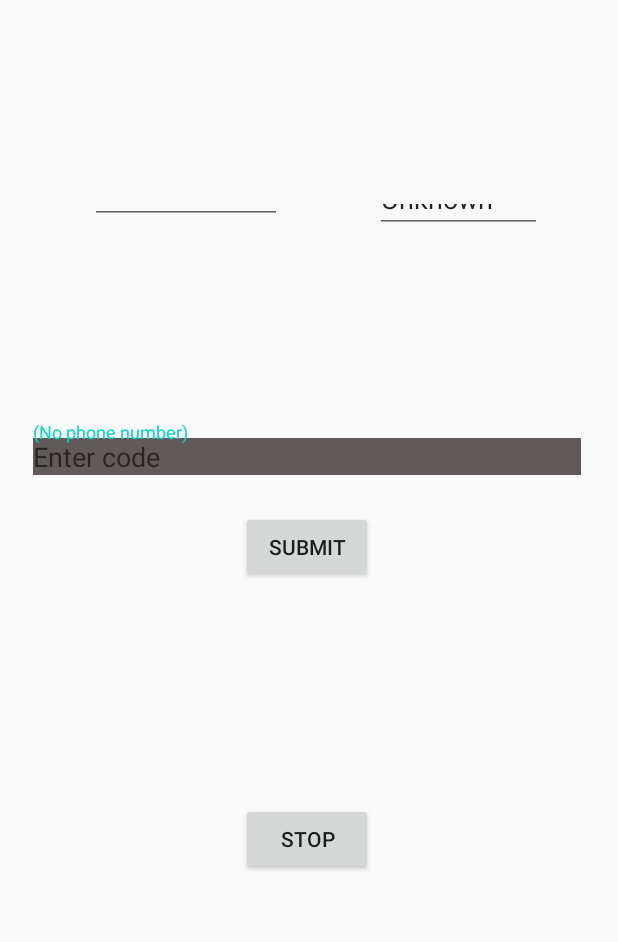
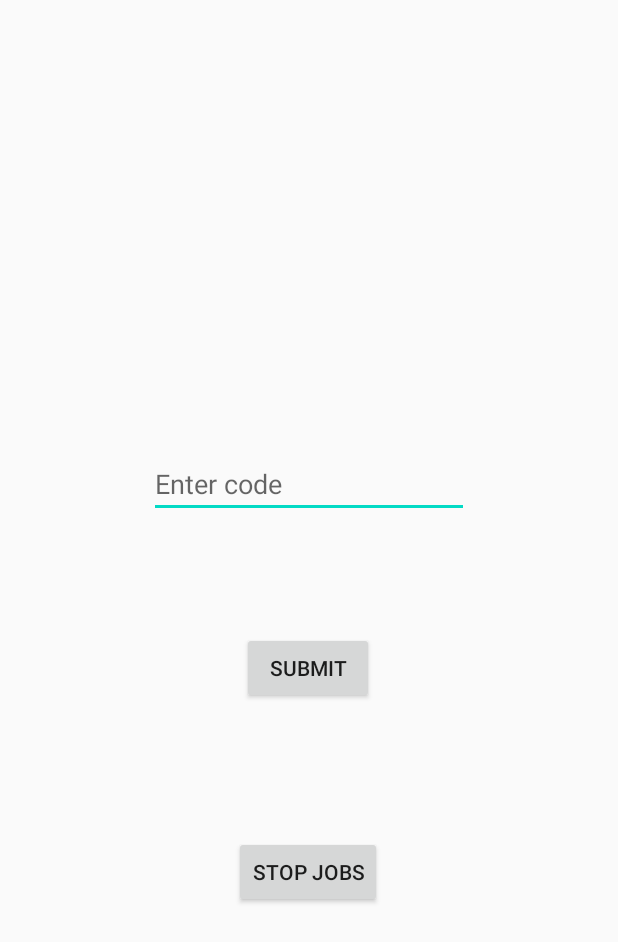
Before and after one commit to mrbublos/reposter, an Android app: the screen it shows after launch (MainActivity), after a tap on "SUBMIT", on a phone screen of 412 x 824 dp. Shown: the top 942 px of the screen. Run offline under Robolectric (Android 15) with nearby library versions, the phone set to English and light mode, and no system bars; libraries missing offline, so code that uses them is left out: dev.whyoleg.ktd; 1 statement that could not run was skipped.

Commit message:
state processing reworked

```diff
--- a/app/src/main/AndroidManifest.xml
+++ b/app/src/main/AndroidManifest.xml
@@ -1,6 +1,7 @@
 <?xml version="1.0" encoding="utf-8"?>
 <manifest xmlns:android="http://schemas.android.com/apk/res/android"
           package="my.reposter">
+    <uses-permission android:name="android.permission.INTERNET"/>
 
     <application
             android:allowBackup="true"
--- a/app/src/main/java/my/reposter/AddActivity.kt
+++ b/app/src/main/java/my/reposter/AddActivity.kt
@@ -20,7 +20,7 @@ class AddActivity : AppCompatActivity() {
     @Override
     override fun onCreate(savedInstanceState: Bundle?) {
         super.onCreate(savedInstanceState)
-        setContentView(R.layout.config_list)
+        setContentView(R.layout.config_add)
 
         val dao = Db.instance(context = applicationContext).repostsDao()
 
--- a/app/src/main/java/my/reposter/MainActivity.kt
+++ b/app/src/main/java/my/reposter/MainActivity.kt
@@ -1,29 +1,53 @@
 package my.reposter
 
+import android.content.Intent
 import android.os.Bundle
 import androidx.appcompat.app.AppCompatActivity
-import androidx.lifecycle.LiveData
+import androidx.lifecycle.MutableLiveData
+import androidx.lifecycle.Observer
 import androidx.work.*
-import androidx.work.impl.utils.LiveDataUtils
 import kotlinx.android.synthetic.main.activity_main.*
 import kotlinx.coroutines.*
+import kotlinx.coroutines.flow.collect
+import my.reposter.RepostWork.Companion.tag
 import java.time.Duration
 
 @InternalCoroutinesApi
 class MainActivity : AppCompatActivity() {
 
-    private var code = ""
-    private var status: String = "Authenticating"
-    private val tag = "reposter"
+    private var state = MutableLiveData<State>()
 
     override fun onCreate(savedInstanceState: Bundle?) {
         super.onCreate(savedInstanceState)
         setContentView(R.layout.activity_main)
 
         data.hint = "Enter code"
+        state.observe(this, Observer {
+            when (it) {
+                State.SETUP -> data.hint = "Processing.."
+                State.CODE -> {
+                    data.text.clear()
+                    data.hint = "Enter code"
+                }
+                State.PASSWORD -> {
+                    data.text.clear()
+                    data.hint = "Enter password"
+                }
+                State.AUTHORIZED -> {
+                    startJobs()
+                    openSettingScreen()
+                }
+                else -> Unit
+            }
+        })
+
         button.setOnClickListener {
-            code = data.text.toString()
-            startService()
+            val value = data.text.toString()
+            when (state.value) {
+                State.CODE -> GlobalScope.launch { TeleService.checkCode(value) }
+                State.PASSWORD -> GlobalScope.launch { TeleService.checkPassword(value) }
+                else -> Unit
+            }
         }
 
         stop.setOnClickListener {
@@ -32,10 +56,18 @@ class MainActivity : AppCompatActivity() {
 
         GlobalScope.launch(Dispatchers.IO) {
             TeleService.auth(filesDir.absolutePath)
+                .collect {
+                    GlobalScope.launch(Dispatchers.Main) { state.value = it }
+                }
         }
     }
 
-    private fun startService() {
+    private fun openSettingScreen() {
+        val intent = Intent(this, SettingsActivity::class.java)
+        startActivity(intent)
+    }
+
+    private fun startJobs() {
         val constraints = Constraints.Builder()
             .setRequiredNetworkType(NetworkType.CONNECTED)
             .build()
--- a/app/src/main/java/my/reposter/RepostWork.kt
+++ b/app/src/main/java/my/reposter/RepostWork.kt
@@ -14,6 +14,10 @@ import my.reposter.db.Db
 import my.reposter.db.RepostConfig
 
 class RepostWork(private val context: Context, private val params: WorkerParameters) : CoroutineWorker(context, params) {
+
+    companion object {
+        const val tag = "reposter"
+    }
 
     private val dao = Db.instance(context = context).repostsDao()
 
@@ -38,7 +42,7 @@ class RepostWork(private val context: Context, private val params: WorkerParamet
                 dao.update(repostConfig)
             }
         } catch (e: Exception) {
-            Log.e("reposter", "Job error", e)
+            Log.e(TeleService.tag, "Job error", e)
         }
     }
 
--- a/app/src/main/java/my/reposter/SettingsActivity.kt
+++ b/app/src/main/java/my/reposter/SettingsActivity.kt
@@ -6,11 +6,9 @@ import androidx.appcompat.app.AppCompatActivity
 import kotlinx.android.synthetic.main.config_list.*
 import kotlinx.coroutines.Dispatchers
 import kotlinx.coroutines.GlobalScope
-import kotlinx.coroutines.InternalCoroutinesApi
 import kotlinx.coroutines.launch
 import my.reposter.db.Db
 
-@InternalCoroutinesApi
 class SettingsActivity : AppCompatActivity() {
 
     @Override
--- a/app/src/main/res/layout/activity_main.xml
+++ b/app/src/main/res/layout/activity_main.xml
@@ -7,57 +7,40 @@
         android:layout_height="match_parent"
         tools:context=".MainActivity">
     <androidx.constraintlayout.widget.ConstraintLayout
-            android:layout_width="409dp"
-            android:layout_height="729dp" tools:layout_editor_absoluteX="1dp" tools:layout_editor_absoluteY="1dp"
-            app:layout_anchorGravity="center" android:id="@+id/constraintLayout">
+            android:layout_width="match_parent"
+            android:layout_height="match_parent" tools:layout_editor_absoluteX="1dp" tools:layout_editor_absoluteY="1dp"
+            app:layout_anchorGravity="center" android:id="@+id/constraintLayout"
+            app:layout_anchor="@+id/constraintLayout">
 
-        <com.google.android.material.textfield.TextInputLayout
-                android:layout_width="409dp"
-                android:layout_height="wrap_content"
-                app:layout_constraintBottom_toTopOf="@+id/button"
-                app:layout_constraintEnd_toEndOf="parent" app:layout_constraintStart_toStartOf="parent"
-                android:id="@+id/textInputLayout" app:layout_constraintHorizontal_bias="0.0"
-                android:layout_marginBottom="24dp">
 
-            <com.google.android.material.textfield.TextInputEditText
-                    android:layout_width="match_parent"
-                    android:layout_height="wrap_content"
-                    android:hint="@android:string/emptyPhoneNumber" android:editable="false"
-                    android:layout_marginHorizontal="10pt" android:maxLines="1" android:background="#615A5A"
-                    android:id="@+id/data"/>
-        </com.google.android.material.textfield.TextInputLayout>
         <Button
                 android:text="Submit"
                 android:layout_width="wrap_content"
                 android:layout_height="wrap_content" android:id="@+id/button"
                 app:layout_constraintEnd_toEndOf="parent"
                 app:layout_constraintStart_toStartOf="parent" app:layout_constraintBottom_toBottomOf="parent"
-                app:layout_constraintTop_toTopOf="parent"/>
+                app:layout_constraintTop_toTopOf="parent" app:layout_constraintHorizontal_bias="0.498"
+                app:layout_constraintVertical_bias="0.543"/>
         <Button
-                android:text="Stop"
+                android:text="Stop jobs"
                 android:layout_width="wrap_content"
                 android:layout_height="wrap_content" android:id="@+id/stop"
-                app:layout_constraintTop_toBottomOf="@+id/button"
+                app:layout_constraintTop_toBottomOf="@id/button"
                 app:layout_constraintBottom_toBottomOf="parent" app:layout_constraintStart_toStartOf="parent"
-                app:layout_constraintEnd_toEndOf="parent"/>
+                app:layout_constraintEnd_toEndOf="parent" app:layout_constraintHorizontal_bias="0.498"
+                app:layout_constraintVertical_bias="0.288"/>
         <EditText
-                android:layout_width="111dp"
-                android:layout_height="29dp"
+                android:layout_width="wrap_content"
+                android:layout_height="wrap_content"
                 android:inputType="textPersonName"
-                android:text="Unknown"
                 android:ems="10"
-                android:id="@+id/status"
-                app:layout_constraintEnd_toEndOf="parent" android:layout_marginEnd="48dp"
-                app:layout_constraintTop_toTopOf="parent" app:layout_constraintBottom_toTopOf="@+id/textInputLayout"/>
-        <EditText
-                android:layout_width="128dp"
-                android:layout_height="23dp"
-                android:inputType="textPersonName"
-                android:text="Status:"
-                android:ems="10"
-                android:id="@+id/editText2"
-                app:layout_constraintStart_toStartOf="parent" app:layout_constraintEnd_toStartOf="@+id/editText"
-                app:layout_constraintTop_toTopOf="parent" app:layout_constraintBottom_toTopOf="@+id/textInputLayout"
-                android:layout_marginStart="60dp" app:layout_constraintVertical_bias="0.488"/>
+                android:id="@+id/data"
+                app:layout_constraintEnd_toEndOf="parent" app:layout_constraintStart_toStartOf="parent"
+                app:layout_constraintTop_toTopOf="@+id/guideline" app:layout_constraintBottom_toTopOf="@+id/button"/>
+        <androidx.constraintlayout.widget.Guideline
+                android:orientation="horizontal"
+                android:layout_width="wrap_content"
+                android:layout_height="wrap_content" app:layout_constraintGuide_begin="224dp"
+                android:id="@+id/guideline"/>
     </androidx.constraintlayout.widget.ConstraintLayout>
 </androidx.coordinatorlayout.widget.CoordinatorLayout>
```
Also changed, not shown: app/src/main/java/my/reposter/TeleService.kt (+24 -12 lines), app/src/main/java/my/reposter/Utils.kt (+14 -8 lines), app/src/main/java/my/reposter/db/Db.kt (+2 -10 lines), app/src/main/java/my/reposter/db/SettingsDao.kt (added, +32 -0 lines), app/src/main/java/my/reposter/db/TracksDao.kt (+10 -0 lines), app/src/main/res/layout/config_list.xml (+4 -4 lines).
